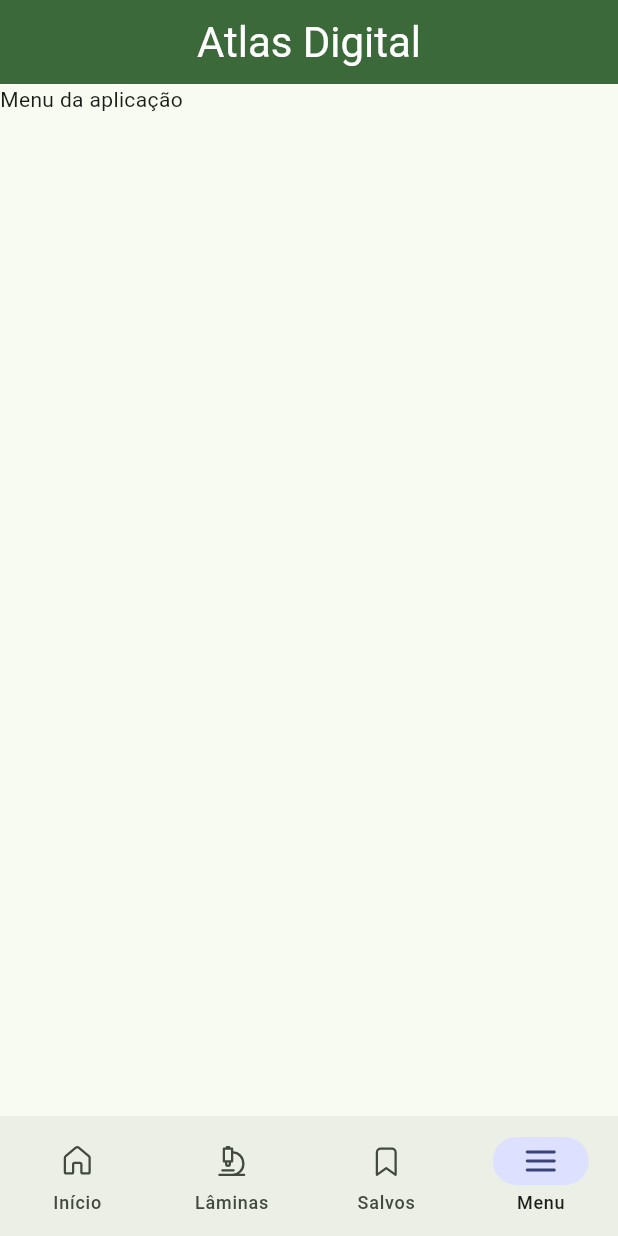
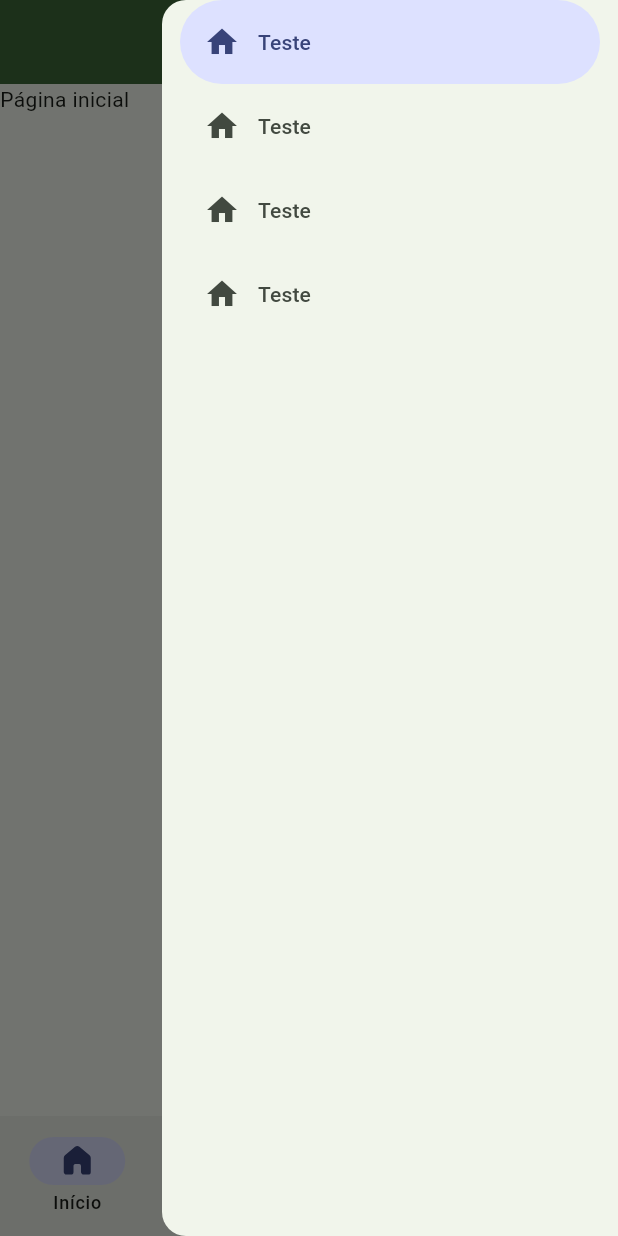
Before and after one commit to guimduarte/TTI206-ProjetoIntegradorInterdisciplinar-DesenvolvimentoMultiplataforma, a Flutter app: the screen it shows after launch, item 4 of the bottom bar chosen, on a phone screen of 412 x 824 dp. Run offline on Flutter 3.47's test engine with Material 3 defaults, Android fonts, the phone set to English and light mode, and no system bars; our stand-ins replace fluentui_system_icons, go_router.

Commit message:
feat(menu): abrir drawer de navegação ao clicar na aba menu

```diff
--- a/atlas_digital_fmabc/lib/config/routes/router.dart
+++ b/atlas_digital_fmabc/lib/config/routes/router.dart
@@ -1,6 +1,5 @@
 import 'package:atlas_digital_fmabc/config/routes/routes.dart';
 import 'package:atlas_digital_fmabc/screens/home/home_page.dart';
-import 'package:atlas_digital_fmabc/screens/menu/menu_page.dart';
 import 'package:atlas_digital_fmabc/screens/saved_itens/saved_itens.dart';
 import 'package:atlas_digital_fmabc/screens/slides/slides_page.dart';
 import 'package:atlas_digital_fmabc/widgets/layout/main_layout.dart';
@@ -54,7 +53,7 @@ final router = GoRouter(
           routes: [
             GoRoute(
               path: Routes.menuPage,
-              builder: (context, state) => const MenuPage(),
+              builder: (context, state) => const SizedBox.shrink(),
             ),
           ],
         ),
--- /dev/null
+++ b/atlas_digital_fmabc/lib/screens/menu/menu_drawer.dart
@@ -0,0 +1,36 @@
+import 'package:flutter/material.dart';
+
+class MenuDrawer extends StatefulWidget {
+  const MenuDrawer({super.key});
+
+  @override
+  State<MenuDrawer> createState() => _MenuDrawerState();
+}
+
+class _MenuDrawerState extends State<MenuDrawer> {
+  @override
+  Widget build(BuildContext context) {
+    return SafeArea(
+      child: NavigationDrawer(
+        children: [
+          NavigationDrawerDestination(
+            icon: Icon(Icons.home),
+            label: Text("Teste"),
+          ),
+          NavigationDrawerDestination(
+            icon: Icon(Icons.home),
+            label: Text("Teste"),
+          ),
+          NavigationDrawerDestination(
+            icon: Icon(Icons.home),
+            label: Text("Teste"),
+          ),
+          NavigationDrawerDestination(
+            icon: Icon(Icons.home),
+            label: Text("Teste"),
+          ),
+        ],
+      ),
+    );
+  }
+}
--- a/atlas_digital_fmabc/lib/screens/menu/menu_page.dart
+++ /dev/null
@@ -1,34 +0,0 @@
-import 'package:flutter/material.dart';
-
-/// Menu de opções para mobile.
-class MenuPage extends StatelessWidget {
-  const MenuPage({super.key}); // Construtor padrão
-
-  @override
-  Widget build(BuildContext context) {
-    return Scaffold(
-      // layout
-      appBar: _menuAppBar(context),
-      // conteúdo
-      body: Column(children: [Text("Menu da aplicação")]),
-    );
-  }
-
-  /// AppBar da página inicial.
-  AppBar _menuAppBar(BuildContext context) {
-    final theme = Theme.of(context);
-    return AppBar(
-      // aparência
-      backgroundColor: theme.colorScheme.primary,
-      foregroundColor: theme.colorScheme.onPrimary,
-      // título da página
-      title: Text(
-        "Atlas Digital",
-        style: theme.textTheme.headlineMedium?.copyWith(
-          color: theme.colorScheme.onPrimary,
-        ),
-      ),
-      centerTitle: true,
-    );
-  }
-}
--- a/atlas_digital_fmabc/lib/widgets/layout/main_layout.dart
+++ b/atlas_digital_fmabc/lib/widgets/layout/main_layout.dart
@@ -1,24 +1,50 @@
 import 'package:atlas_digital_fmabc/models/navigation/destination.dart';
+import 'package:atlas_digital_fmabc/screens/menu/menu_drawer.dart';
 import 'package:flutter/material.dart';
 import 'package:go_router/go_router.dart';
 
 /// Layout principal do aplicativo.
 /// Usado para garantir estrutura consistente e responsiva.
-class MainLayout extends StatelessWidget {
+class MainLayout extends StatefulWidget {
   const MainLayout({super.key, required this.navigationShell});
 
   /// Instância do StatefulNavigationShell para gerenciar navegação.
   final StatefulNavigationShell navigationShell;
 
+  /// Índice da aba "Menu" (se selecionado, irá abrir um drawer em vez de uma página).
+  static const int menuIndex = 3;
+
+  @override
+  State<MainLayout> createState() => _MainLayoutState();
+}
+
+class _MainLayoutState extends State<MainLayout> {
+  /// Chave para controlar o Scaffold.
+  final GlobalKey<ScaffoldState> _scaffoldKey = GlobalKey<ScaffoldState>();
+
   @override
   Widget build(BuildContext context) {
     // Layout para mobile
     return Scaffold(
-      body: navigationShell, // Corpo principal gerenciado pelo NavigationShell
+      key: _scaffoldKey, // Chave para controlar o Scaffold
+
+      body: widget
+          .navigationShell, // Corpo principal gerenciado pelo NavigationShell
+
+      endDrawer: MenuDrawer(), // menu lateral aberto na direita
+
       bottomNavigationBar: NavigationBar(
-        selectedIndex: navigationShell.currentIndex, // Índice da aba atual
-        onDestinationSelected:
-            navigationShell.goBranch, // Função para mudar de aba
+        selectedIndex:
+            widget.navigationShell.currentIndex, // Índice da aba atual
+        onDestinationSelected: (int index) {
+          // Abrir drawer se for a aba de menu
+          if (index == MainLayout.menuIndex) {
+            _scaffoldKey.currentState?.openEndDrawer();
+          } else {
+            // navegar para a branch
+            widget.navigationShell.goBranch(index); // Função para mudar de aba
+          }
+        },
         // Lista de destinos
         destinations: destinations
             .map(
```
